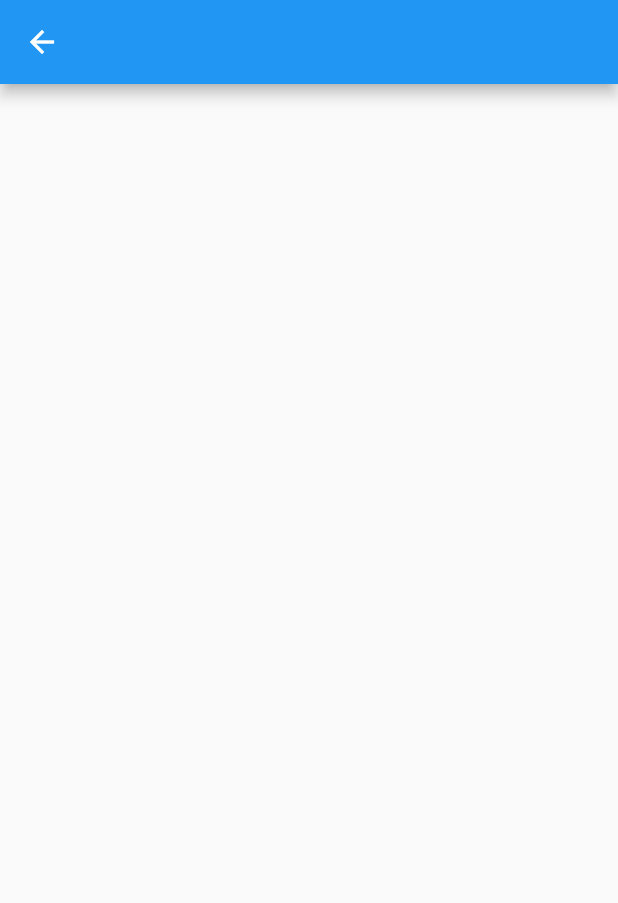
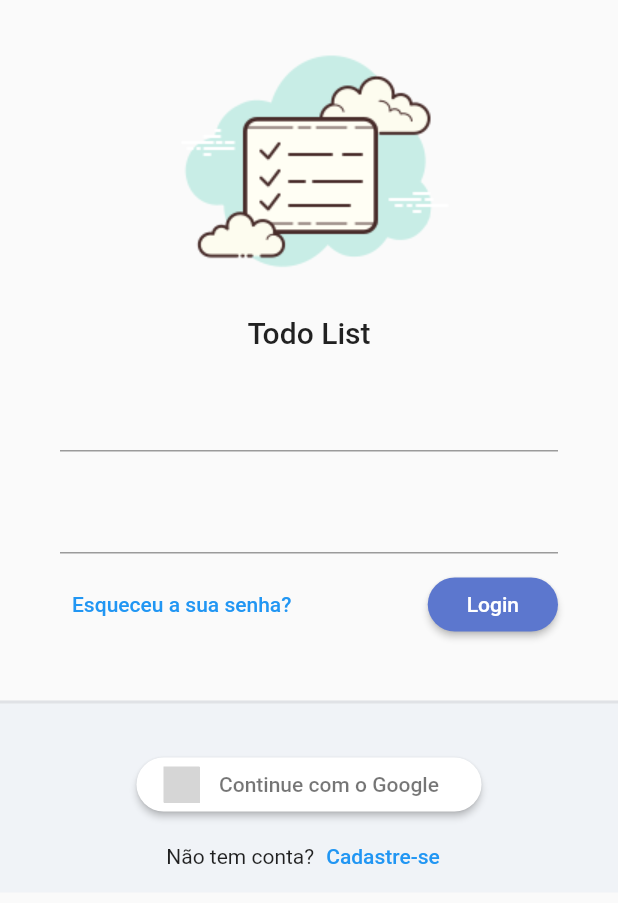
Before and after one commit to hdgiacon/todo_list_provider, a Flutter app: the LoginPage screen opened directly, on a phone screen of 412 x 824 dp. Shown: the top 903 px of the screen. Run offline on Flutter 3.47's test engine with Material 2 defaults, Android fonts, the phone set to English and light mode, and no system bars; our stand-ins replace flutter_signin_button, google_fonts, sqflite, sqflite_common, synchronized; accounts and stored records are empty; Roboto replaces fonts that are missing (Mandali); grey boxes are pictures that could not be loaded.

Commit message:
layout da tela de Login feito

```diff
--- a/lib/app/app_widget.dart
+++ b/lib/app/app_widget.dart
@@ -1,6 +1,8 @@
 import 'package:flutter/material.dart';
 import 'package:todo_list_provider/app/core/database/sqlite_adm_connection.dart';
+import 'package:todo_list_provider/app/core/ui/todo_list_ui_config.dart';
 import 'package:todo_list_provider/app/modules/auth/auth_module.dart';
+import 'package:todo_list_provider/app/modules/auth/login/login_page.dart';
 import 'package:todo_list_provider/app/modules/splash/splash_page.dart';
 
 class AppWidget extends StatefulWidget {
@@ -31,10 +33,11 @@ class _AppWidgetState extends State<AppWidget> {
   Widget build(BuildContext context) {
     return MaterialApp(
       title: 'Todo List Provider',
+      theme: TodoListUiConfig.theme,
       routes: {
         ...AuthModule().routers,
       },
-      home: const SplashPage(),
+      home: const LoginPage(), // voltar aqui pra splash page
     );
   }
 }
--- /dev/null
+++ b/lib/app/core/ui/theme_extensions.dart
@@ -0,0 +1,14 @@
+import 'package:flutter/material.dart';
+
+extension ThemeExtension on BuildContext {
+  Color get primaryColor => Theme.of(this).primaryColor;
+  Color get primaryColorLight => Theme.of(this).primaryColorLight;
+  ButtonThemeData get buttonTheme => Theme.of(this).buttonTheme;
+  TextTheme get textTheme => Theme.of(this).textTheme;
+
+  TextStyle get titleStyle => const TextStyle(
+        fontSize: 12.0,
+        fontWeight: FontWeight.bold,
+        color: Colors.grey,
+      );
+}
--- /dev/null
+++ b/lib/app/core/ui/todo_list_ui_config.dart
@@ -0,0 +1,17 @@
+import 'package:flutter/material.dart';
+import 'package:google_fonts/google_fonts.dart';
+
+class TodoListUiConfig {
+  TodoListUiConfig._();
+
+  static ThemeData get theme => ThemeData(
+        textTheme: GoogleFonts.mandaliTextTheme(),
+        primaryColor: const Color(0xff5C77CE),
+        primaryColorLight: const Color(0xffABC8F7),
+        elevatedButtonTheme: ElevatedButtonThemeData(
+          style: ElevatedButton.styleFrom(
+            primary: const Color(0xff5C77CE),
+          ),
+        ),
+      );
+}
--- /dev/null
+++ b/lib/app/core/widgets/todo_list_logo.dart
@@ -0,0 +1,23 @@
+import 'package:flutter/material.dart';
+import 'package:todo_list_provider/app/core/ui/theme_extensions.dart';
+
+class TodoListLogo extends StatelessWidget {
+  const TodoListLogo({Key? key}) : super(key: key);
+
+  @override
+  Widget build(BuildContext context) {
+    return Column(
+      mainAxisAlignment: MainAxisAlignment.center,
+      children: [
+        Image.asset(
+          'assets/logo.png',
+          height: 200.0,
+        ),
+        Text(
+          'Todo List',
+          style: context.textTheme.headline6,
+        ),
+      ],
+    );
+  }
+}
--- a/lib/app/modules/auth/login/login_page.dart
+++ b/lib/app/modules/auth/login/login_page.dart
@@ -1,4 +1,6 @@
 import 'package:flutter/material.dart';
+import 'package:flutter_signin_button/flutter_signin_button.dart';
+import 'package:todo_list_provider/app/core/widgets/todo_list_logo.dart';
 
 class LoginPage extends StatelessWidget {
   const LoginPage({Key? key}) : super(key: key);
@@ -6,10 +8,105 @@ class LoginPage extends StatelessWidget {
   @override
   Widget build(BuildContext context) {
     return Scaffold(
-      appBar: AppBar(
-        title: const Text(''),
+      body: LayoutBuilder(
+        builder: ((context, constraints) {
+          return SingleChildScrollView(
+            child: ConstrainedBox(
+              constraints: BoxConstraints(
+                minHeight: constraints.minHeight,
+                minWidth: constraints.minWidth,
+              ),
+              child: IntrinsicHeight(
+                child: Column(
+                  mainAxisSize: MainAxisSize.min,
+                  children: [
+                    const SizedBox(height: 10.0),
+                    const TodoListLogo(),
+                    Padding(
+                      padding: const EdgeInsets.symmetric(
+                          horizontal: 40.0, vertical: 20.0),
+                      child: Form(
+                        child: Column(
+                          children: [
+                            TextFormField(),
+                            const SizedBox(height: 20.0),
+                            TextFormField(),
+                            const SizedBox(height: 10.0),
+                            Row(
+                              mainAxisAlignment: MainAxisAlignment.spaceBetween,
+                              children: [
+                                TextButton(
+                                  onPressed: () {},
+                                  child: const Text(
+                                    'Esqueceu a sua senha?',
+                                  ),
+                                ),
+                                ElevatedButton(
+                                  onPressed: () {},
+                                  style: ElevatedButton.styleFrom(
+                                    shape: RoundedRectangleBorder(
+                                      borderRadius: BorderRadius.circular(20.0),
+                                    ),
+                                  ),
+                                  child: const Padding(
+                                    padding: EdgeInsets.all(10.0),
+                                    child: Text('Login'),
+                                  ),
+                                )
+                              ],
+                            )
+                          ],
+                        ),
+                      ),
+                    ),
+                    const SizedBox(height: 20.0),
+                    Expanded(
+                      child: Container(
+                        decoration: BoxDecoration(
+                          color: const Color(0xffF0F3F7),
+                          border: Border(
+                            top: BorderSide(
+                              width: 2,
+                              color: Colors.grey.withAlpha(50),
+                            ),
+                          ),
+                        ),
+                        child: Column(
+                          children: [
+                            const SizedBox(
+                              height: 30.0,
+                            ),
+                            SignInButton(
+                              Buttons.Google,
+                              text: 'Continue com o Google',
+                              padding: const EdgeInsets.all(5.0),
+                              shape: OutlineInputBorder(
+                                borderRadius: BorderRadius.circular(30.0),
+                                borderSide: BorderSide.none,
+                              ),
+                              onPressed: () {},
+                            ),
+                            Row(
+                              mainAxisAlignment: MainAxisAlignment.center,
+                              children: [
+                                const Text('Não tem conta?'),
+                                TextButton(
+                                  onPressed: () {},
+                                  child: const Text('Cadastre-se'),
+                                ),
+                              ],
+                            )
+                          ],
+                        ),
+                      ),
+                    ),
+                  ],
+                ),
+              ),
+            ),
+          );
+        }),
       ),
-      body: Container(),
     );
   }
 }
--- a/pubspec.yaml
+++ b/pubspec.yaml
@@ -37,6 +37,8 @@ dependencies:
   provider: ^6.0.3
   sqflite: ^2.0.3
   path: ^1.8.1
+  google_fonts: ^3.0.1
+  flutter_signin_button: ^2.0.0
 
 dev_dependencies:
   flutter_test:
@@ -61,7 +63,8 @@ flutter:
   uses-material-design: true
 
   # To add assets to your application, add an assets section, like this:
-  # assets:
+  assets:
+    - assets/
   #   - images/a_dot_burr.jpeg
   #   - images/a_dot_ham.jpeg
 
```
Also changed, not shown: assets/create_todo_screen.png (added), assets/home_screen.png (added), assets/home_week_screen.png (added), assets/login_screen.png (added), assets/logo.png (added), assets/register_screen.png (added), pubspec.lock, 1 other file.
